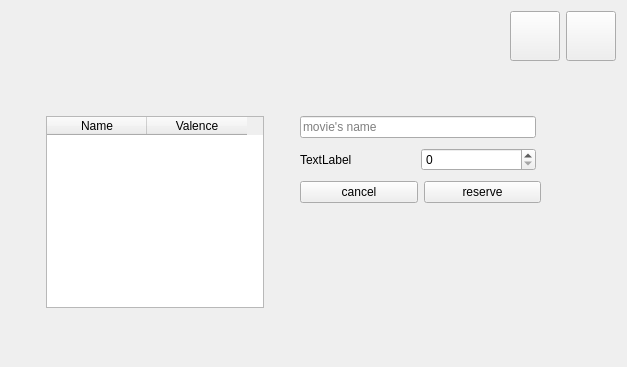
Before: the Qt Designer form reserve.ui in EotDc35F/project, drawn with Qt 5.
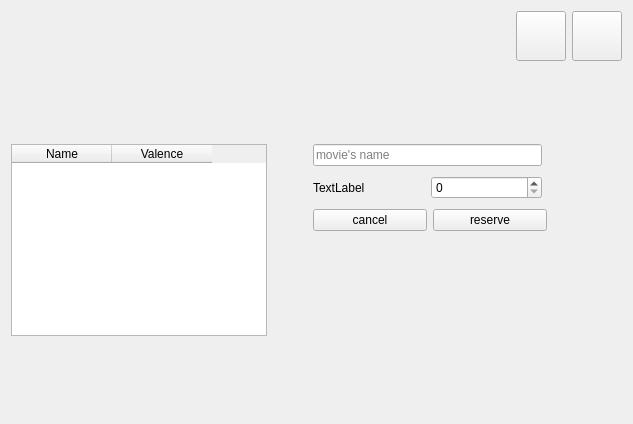
After: the same form once the commit is applied. Icons and pictures are not drawn.

Diff of the .ui file:
```diff
--- a/reserve.ui
+++ b/reserve.ui
@@ -6,8 +6,8 @@
    <rect>
     <x>0</x>
     <y>0</y>
-    <width>627</width>
-    <height>367</height>
+    <width>633</width>
+    <height>424</height>
    </rect>
   </property>
   <property name="windowTitle">
@@ -98,7 +98,7 @@
         <number>6</number>
        </property>
        <property name="leftMargin">
-        <number>35</number>
+        <number>0</number>
        </property>
        <item>
         <widget class="QTableWidget" name="tableWidget">
@@ -119,7 +119,7 @@
          </property>
          <property name="maximumSize">
           <size>
-           <width>218</width>
+           <width>300</width>
            <height>192</height>
           </size>
          </property>
@@ -153,7 +153,7 @@
        </property>
        <property name="sizeHint" stdset="0">
         <size>
-         <width>30</width>
+         <width>40</width>
          <height>20</height>
         </size>
        </property>
```
